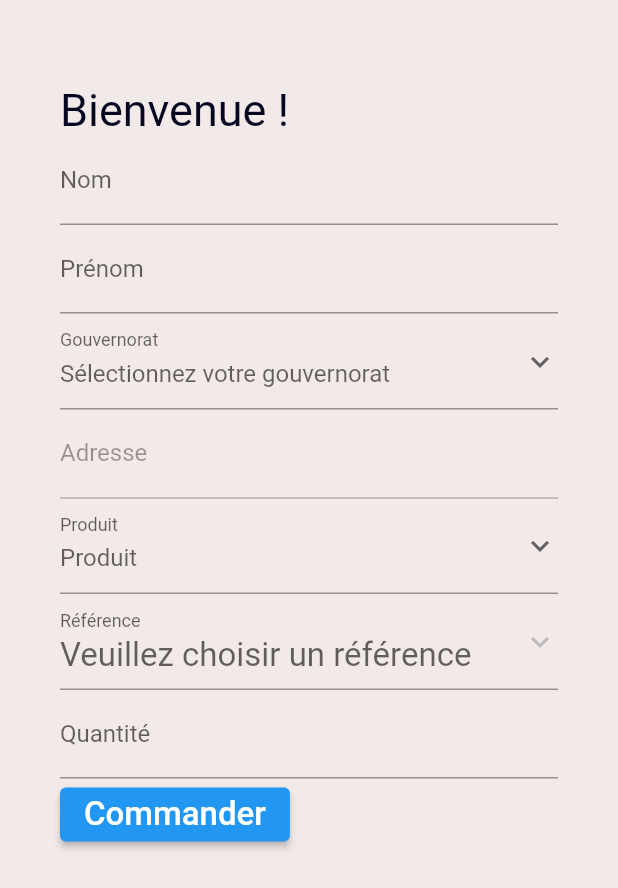
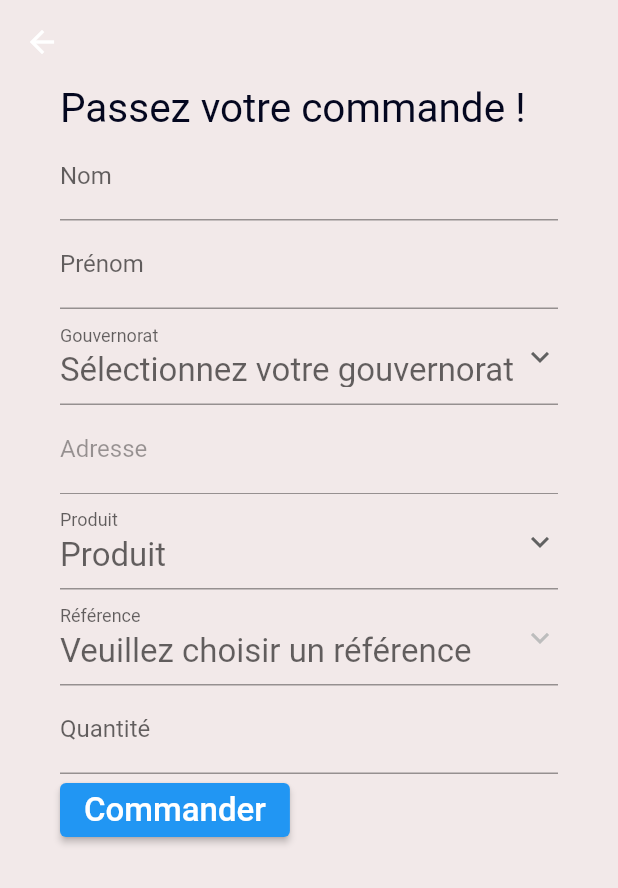
Before and after one commit to HamzaRekik/CommandesGPC, a Flutter app: the screen it shows after launch, after a tap on "Commander", on a phone screen of 412 x 824 dp. Shown: the top 888 px of the screen. Run offline on Flutter 3.47's test engine with Material 2 defaults, Android fonts, the light colour scheme and no system bars; network calls fail.

Commit message:
Commandes list fetch is done , still some data to edit and fix

```diff
--- a/application/lib/commande.dart
+++ b/application/lib/commande.dart
@@ -1,12 +1,7 @@
 class Commande {
-  int? id;
-  // int? userID;
-  String? nom;
-  String? prenom;
-  String? region;
-  String? adresse;
-  // String? puissance;
-  // String? etat;
+  String? produit;
+  String? reference;
+  int? quantite;
 
-  Commande(this.id, this.nom, this.prenom, this.region, this.adresse);
+  Commande(this.produit, this.reference, this.quantite);
 }
--- /dev/null
+++ b/application/lib/commandes_list.dart
@@ -0,0 +1,87 @@
+import 'package:application/commande.dart';
+import 'package:application/main.dart';
+import 'package:flutter/material.dart';
+import 'package:http/http.dart' as http;
+import 'dart:convert';
+
+class CommandesList extends StatefulWidget {
+  @override
+  _CommandesListState createState() => _CommandesListState();
+}
+
+class _CommandesListState extends State<CommandesList> {
+  List<Commande> items = [];
+
+  Future<void> fetchOrders() async {
+    try {
+      final response =
+          await http.get(Uri.parse('http://192.168.1.4/api/mescommandes'));
+      if (response.statusCode == 200) {
+        final List<dynamic> data = json.decode(response.body);
+        setState(() {
+          items = data
+              .map((item) => Commande(item['type'], item['name'], item['qte']))
+              .toList();
+        });
+      } else {
+        print('API request failed with status code: ${response.statusCode}');
+      }
+    } catch (e) {
+      print('Error during API request: $e');
+    }
+  }
+
+  @override
+  void initState() {
+    super.initState();
+    fetchOrders();
+  }
+
+  @override
+  Widget build(BuildContext context) {
+    return Scaffold(
+      appBar: AppBar(
+        backgroundColor: Colors.transparent,
+        elevation: 0,
+      ),
+      backgroundColor: Color.fromARGB(255, 242, 233, 233),
+      body: SingleChildScrollView(
+        child: Container(
+          padding: const EdgeInsets.only(left: 40, right: 40),
+          child: Column(
+            children: [
+              ElevatedButton(
+                child: Text(
+                  "Commander",
+                  style: TextStyle(fontSize: 22),
+                ),
+                onPressed: () {
+                  Navigator.push(
+                    context,
+                    MaterialPageRoute(builder: (context) => Order()),
+                  );
+                },
+              ),
+              DataTable(
+                columns: [
+                  DataColumn(label: Text('Produit')),
+                  DataColumn(label: Text('Réference')),
+                  DataColumn(label: Text('Quantite')),
+                ],
+                rows: items.map((item) {
+                  return DataRow(
+                    cells: [
+                      DataCell(Text(item.produit.toString())),
+                      DataCell(Text(item.reference.toString())),
+                      DataCell(Text(item.quantite.toString())),
+                    ],
+                  );
+                }).toList(),
+              ),
+            ],
+          ),
+        ),
+      ),
+    );
+  }
+}
--- a/application/lib/main.dart
+++ b/application/lib/main.dart
@@ -2,7 +2,7 @@ import 'package:flutter/material.dart';
 import 'dart:convert';
 import 'package:http/http.dart' as http;
 import 'package:application/produit.dart';
-// import 'package:counter/counter.dart';
+import 'package:application/commandes_list.dart';
 
 void main() {
   runApp(GPC());
@@ -13,7 +13,7 @@ class GPC extends StatelessWidget {
   Widget build(BuildContext context) {
     return MaterialApp(
       debugShowCheckedModeBanner: false,
-      home: Order(),
+      home: CommandesList(),
     );
   }
 }
@@ -83,11 +83,9 @@ class _OrderState extends State<Order> {
       };
       final uri = Uri.parse("http://192.168.1.4/api/c_details/create");
       final response = await http.post(uri, body: request);
-      print('Response Body: ${response.body}');
       if (response.statusCode == 200) {
         print('Details Commande created successfully!');
       } else {
-        // Request failed with a non-200 status code
         print(
             'Failed to create details commande. Status Code: ${response.statusCode}');
       }
@@ -167,9 +165,12 @@ class _OrderState extends State<Order> {
                 crossAxisAlignment: CrossAxisAlignment.start,
                 children: [
                   const Text(
-                    "Bienvenue !",
+                    "Passez votre commande !",
                     style: TextStyle(
-                        fontSize: 30, color: Color.fromARGB(255, 4, 7, 31)),
+                      fontSize: 27,
+                      color: Color.fromARGB(255, 4, 7, 31),
+                      fontWeight: FontWeight.w400,
+                    ),
                   ),
                   TextFormField(
                     decoration: InputDecoration(labelText: "Nom"),
@@ -189,7 +190,10 @@ class _OrderState extends State<Order> {
                   DropdownButtonFormField<String>(
                     decoration: InputDecoration(labelText: "Gouvernorat"),
                     icon: const Icon(Icons.keyboard_arrow_down),
-                    hint: Text("Sélectionnez votre gouvernorat"),
+                    hint: Text(
+                      "Sélectionnez votre gouvernorat",
+                      style: TextStyle(fontSize: 22),
+                    ),
                     value: selectedItemG,
                     onChanged: (item) => setState(() {
                       if (item == null) {
@@ -220,7 +224,10 @@ class _OrderState extends State<Order> {
                   DropdownButtonFormField<String>(
                     decoration: InputDecoration(labelText: "Produit"),
                     icon: const Icon(Icons.keyboard_arrow_down),
-                    hint: Text('Produit'),
+                    hint: Text(
+                      'Produit',
+                      style: TextStyle(fontSize: 22),
+                    ),
                     value: selectedProduct,
                     onChanged: (item) => setState(() {
                       selectedProduct = item;
@@ -278,7 +285,6 @@ class _OrderState extends State<Order> {
                             lastNameValue.toString(),
                             selectedItemG.toString(),
                             addresValue.toString());
-                        ;
                       })
                   // Counter(
                   //   min: 1,
```
Also changed, not shown: 2 other files.
